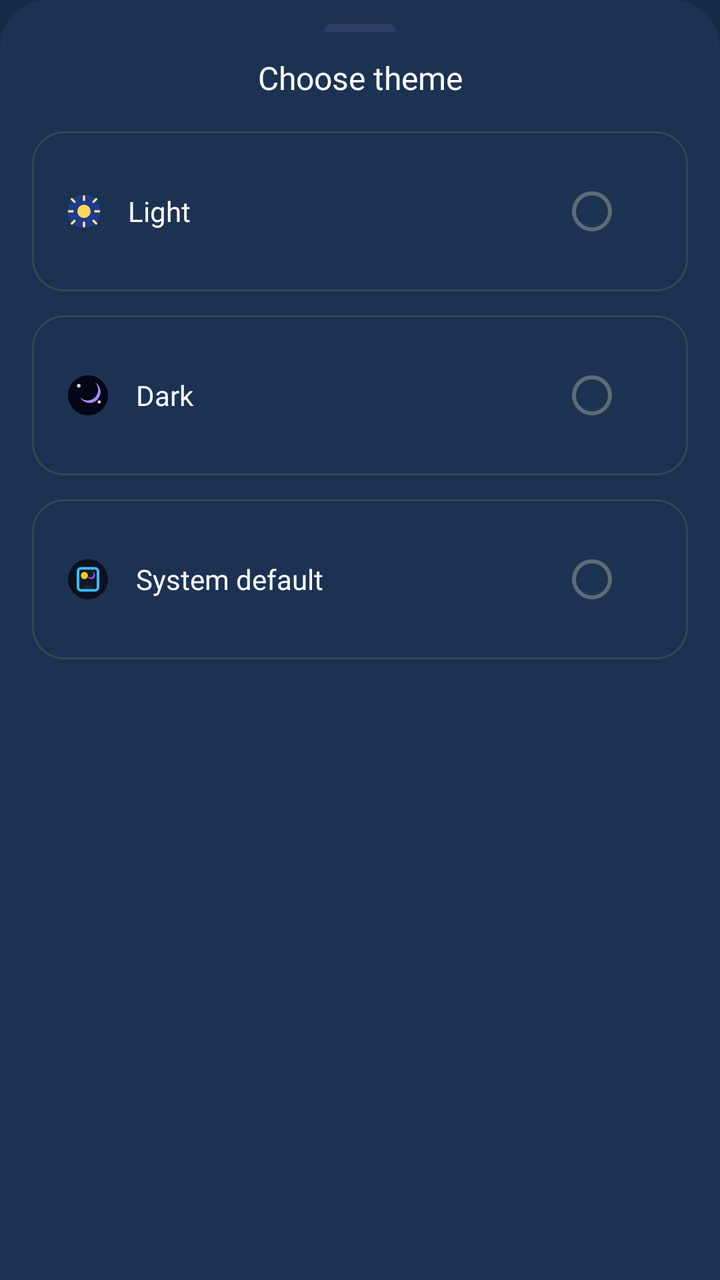
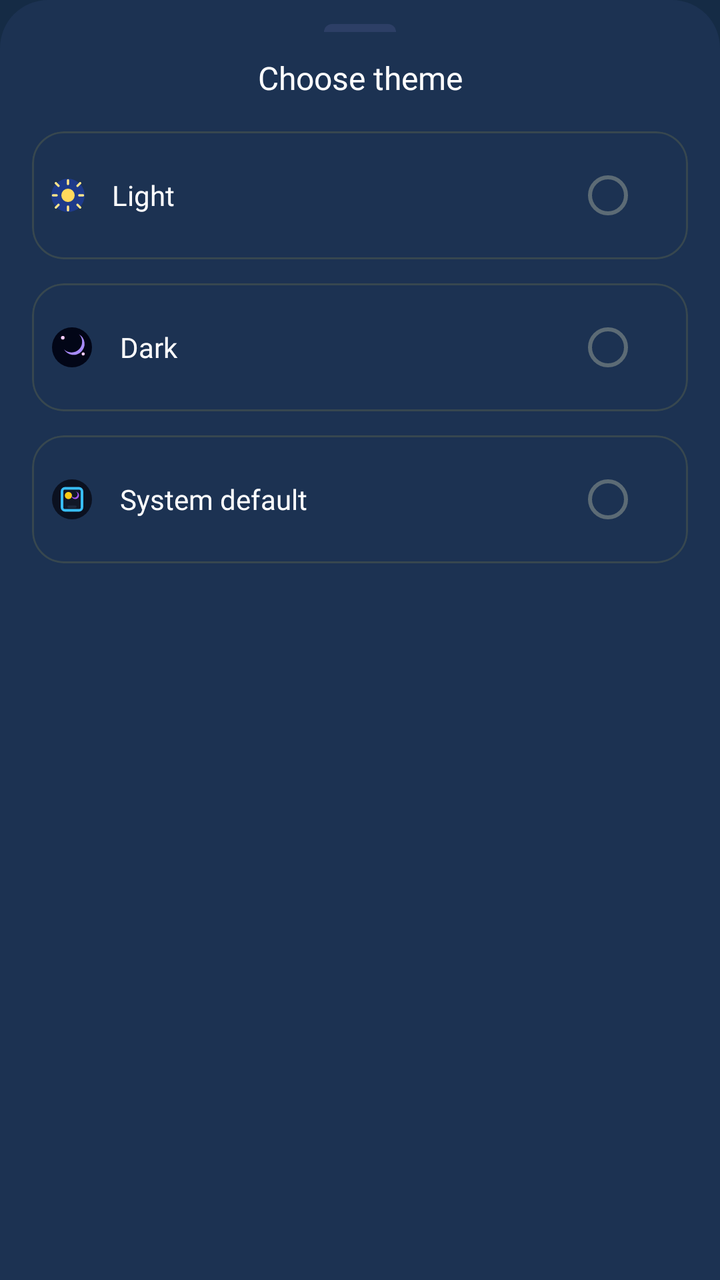

Before-and-after screenshots of an Android layout around one commit, followed by the original layout XML and the change that was made.
<!-- AndroidManifest.xml: application theme AppTheme -->
<!-- res/layout/dialog_theme_selection.xml -->
<?xml version="1.0" encoding="utf-8"?>
<LinearLayout
    xmlns:android="http://schemas.android.com/apk/res/android"
    xmlns:app="http://schemas.android.com/apk/res-auto"
    android:orientation="vertical"
    android:layout_width="match_parent"
    android:layout_height="wrap_content"
    android:background="@drawable/bg_bottomsheet_rounded"
    android:paddingStart="16dp"
    android:paddingEnd="16dp"
    android:paddingTop="12dp"
    android:paddingBottom="16dp"
    android:gravity="center_horizontal">

    
    <View
        android:layout_width="36dp"
        android:layout_height="4dp"
        android:layout_gravity="center_horizontal"
        android:background="@drawable/bg_bottomsheet_handle"
        android:layout_marginBottom="12dp" />

    
    <TextView
        android:id="@+id/tvDialogTitle"
        android:layout_width="match_parent"
        android:layout_height="wrap_content"
        android:text="@string/theme_selection_title"
        android:textColor="@android:color/white"
        android:textSize="16sp"
        android:fontFamily="@font/poppins_bold"
        android:gravity="center_horizontal"
        android:layout_marginBottom="16dp"
        android:labelFor="@id/layoutLight" />

    
    <com.google.android.material.card.MaterialCardView
        android:layout_width="match_parent"
        android:layout_height="wrap_content"
        android:layout_marginBottom="12dp"
        style="@style/Widget.Aqua.CardStyles"
        app:cardElevation="0dp"
        app:cardUseCompatPadding="false"
        android:contentDescription="@string/theme_selection_light_option_description">

        <LinearLayout
            android:id="@+id/layoutLight"
            android:layout_width="match_parent"
            android:layout_height="wrap_content"
            android:orientation="horizontal"
            android:padding="16dp"
            android:gravity="center_vertical">

            
            <ImageView
                android:layout_width="20dp"
                android:layout_height="20dp"
                android:layout_marginEnd="12dp"
                android:src="@drawable/ic_theme_light" />

            
            <TextView
                android:id="@+id/tvLight"
                android:layout_width="0dp"
                android:layout_weight="1"
                android:layout_height="wrap_content"
                android:text="@string/theme_selection_light"
                android:textColor="@android:color/white"
                android:textSize="14sp"
                android:fontFamily="@font/inter_medium" />

            
            <com.google.android.material.radiobutton.MaterialRadioButton
                android:id="@+id/radioLight"
                android:layout_width="wrap_content"
                android:layout_height="wrap_content"
                android:focusable="false"
                android:clickable="false" />
        </LinearLayout>
    </com.google.android.material.card.MaterialCardView>

    
    <com.google.android.material.card.MaterialCardView
        android:layout_width="match_parent"
        android:layout_height="wrap_content"
        android:layout_marginBottom="12dp"
        style="@style/Widget.Aqua.CardStyles"
        app:cardElevation="0dp"
        app:cardUseCompatPadding="false"
        android:contentDescription="@string/theme_selection_dark_option_description">

        <LinearLayout
            android:id="@+id/layoutDark"
            android:layout_width="match_parent"
            android:layout_height="wrap_content"
            android:orientation="horizontal"
            android:padding="16dp"
            android:gravity="center_vertical">

            
            <ImageView
                android:layout_width="24dp"
                android:layout_height="24dp"
                android:layout_marginEnd="12dp"
                android:src="@drawable/ic_theme_dark" />

            
            <TextView
                android:id="@+id/tvDark"
                android:layout_width="0dp"
                android:layout_weight="1"
                android:layout_height="wrap_content"
                android:text="@string/theme_selection_dark"
                android:textColor="@android:color/white"
                android:textSize="14sp"
                android:fontFamily="@font/inter_medium" />

            
            <com.google.android.material.radiobutton.MaterialRadioButton
                android:id="@+id/radioDark"
                android:layout_width="wrap_content"
                android:layout_height="wrap_content"
                android:focusable="false"
                android:clickable="false" />
        </LinearLayout>
    </com.google.android.material.card.MaterialCardView>

    
    <com.google.android.material.card.MaterialCardView
        android:layout_width="match_parent"
        android:layout_height="wrap_content"
        style="@style/Widget.Aqua.CardStyles"
        app:cardElevation="0dp"
        app:cardUseCompatPadding="false"
        android:contentDescription="@string/theme_selection_system_option_description">

        <LinearLayout
            android:id="@+id/layoutSystem"
            android:layout_width="match_parent"
            android:layout_height="wrap_content"
            android:orientation="horizontal"
            android:padding="16dp"
            android:gravity="center_vertical">

            
            <ImageView
                android:layout_width="24dp"
                android:layout_height="24dp"
                android:layout_marginEnd="12dp"
                android:src="@drawable/ic_theme_system" />

            
            <TextView
                android:id="@+id/tvSystem"
                android:layout_width="0dp"
                android:layout_weight="1"
                android:layout_height="wrap_content"
                android:text="@string/theme_selection_system_default"
                android:textColor="@android:color/white"
                android:textSize="14sp"
                android:fontFamily="@font/inter_medium" />

            
            <com.google.android.material.radiobutton.MaterialRadioButton
                android:id="@+id/radioSystem"
                android:layout_width="wrap_content"
                android:layout_height="wrap_content"
                android:focusable="false"
                android:clickable="false" />
        </LinearLayout>
    </com.google.android.material.card.MaterialCardView>

</LinearLayout>
<!-- resources referenced by this layout -->
<resources>
  <!-- drawable bg_bottomsheet_handle (drawable) -->
  <?xml version="1.0" encoding="utf-8"?>
  <shape xmlns:android="http://schemas.android.com/apk/res/android"
      android:shape="rectangle">
      <size android:height="4dp" />
      <corners android:topLeftRadius="16dp" android:topRightRadius="16dp"/>
      <solid android:color="@color/settings_divider" />
  </shape>
  <!-- drawable bg_bottomsheet_rounded (drawable) -->
  <?xml version="1.0" encoding="utf-8"?>
  <shape xmlns:android="http://schemas.android.com/apk/res/android"
      android:shape="rectangle">
  
      <corners
          android:topLeftRadius="24dp"
          android:topRightRadius="24dp"
          android:bottomLeftRadius="0dp"
          android:bottomRightRadius="0dp" />
     <solid android:color="@color/settings_card_background" />
  </shape>
  <!-- drawable ic_theme_dark (drawable) -->
  <?xml version="1.0" encoding="utf-8"?>
  <vector xmlns:android="http://schemas.android.com/apk/res/android"
      android:width="24dp"
      android:height="24dp"
      android:viewportWidth="24"
      android:viewportHeight="24">
  
      
      <path
          android:fillColor="#020617"
          android:pathData="M12,2a10,10 0 1,0 0,20a10,10 0 1,0 0,-20z" />
  
      
      <path
          android:fillColor="#A78BFA"
          android:pathData="
              M15.5,5.5
              A5.5,5.5 0 1,1 8,13
              A4.5,4.5 0 1,0 15.5,5.5z" />
  
      
      <path
          android:fillColor="#FACCFF"
          android:pathData="M6.5,7.2a0.9,0.9 0 1,0 1.8,0a0.9,0.9 0 1,0 -1.8,0z" />
      <path
          android:fillColor="#FACCFF"
          android:pathData="M16.8,15.3a0.8,0.8 0 1,0 1.6,0a0.8,0.8 0 1,0 -1.6,0z" />
  </vector>
  <string name="theme_selection_dark">Dark</string>
  <string name="theme_selection_dark_option_description">Select dark theme</string>
  <string name="theme_selection_light">Light</string>
  <string name="theme_selection_light_option_description">Select light theme</string>
  <string name="theme_selection_system_default">System default</string>
  <string name="theme_selection_system_option_description">Select system default theme</string>
  <string name="theme_selection_title">Choose theme</string>
  <style name="Widget.Aqua.CardStyles" parent="Widget.MaterialComponents.CardView">
      <item name="cardBackgroundColor">@color/settings_card_background</item>
      <item name="cardCornerRadius">16dp</item>
      <item name="cardElevation">8dp</item>
      <item name="cardUseCompatPadding">false</item>
  </style>
  <color name="settings_divider">#2D3F66</color>
  <color name="settings_card_background">#1C3252</color>
  <color name="md_theme_light_primary">#2196F3</color>
  <color name="md_theme_light_onPrimary">#FFFFFF</color>
  <color name="md_theme_light_secondary">#4A6363</color>
  <color name="md_theme_light_onSecondary">#FFFFFF</color>
  <color name="md_theme_light_background">#152B45</color>
  <color name="md_theme_light_surface">#152B45</color>
  <color name="md_theme_light_onSurface">#E0E6ED</color>
  <color name="md_theme_light_surfaceVariant">#233042</color>
  <color name="md_theme_light_onSurfaceVariant">#5C6B75</color>
  <color name="md_theme_light_outline">#455A64</color>
  <color name="md_theme_light_outlineVariant">#37474F</color>
  <color name="md_theme_light_error">#D32F2F</color>
  <color name="md_theme_light_onError">#FFFFFF</color>
  <!-- unchanged entries left out for length: 3 -->
</resources>

<!-- the commit's change to res/layout/dialog_theme_selection.xml (unified diff, before → after) -->
@@ -48,7 +48,7 @@
             android:layout_width="match_parent"
             android:layout_height="wrap_content"
             android:orientation="horizontal"
-            android:padding="16dp"
+            android:padding="8dp"
             android:gravity="center_vertical">
 
             
@@ -94,7 +94,7 @@
             android:layout_width="match_parent"
             android:layout_height="wrap_content"
             android:orientation="horizontal"
-            android:padding="16dp"
+            android:padding="8dp"
             android:gravity="center_vertical">
 
             
@@ -139,7 +139,7 @@
             android:layout_width="match_parent"
             android:layout_height="wrap_content"
             android:orientation="horizontal"
-            android:padding="16dp"
+            android:padding="8dp"
             android:gravity="center_vertical">
 
             
